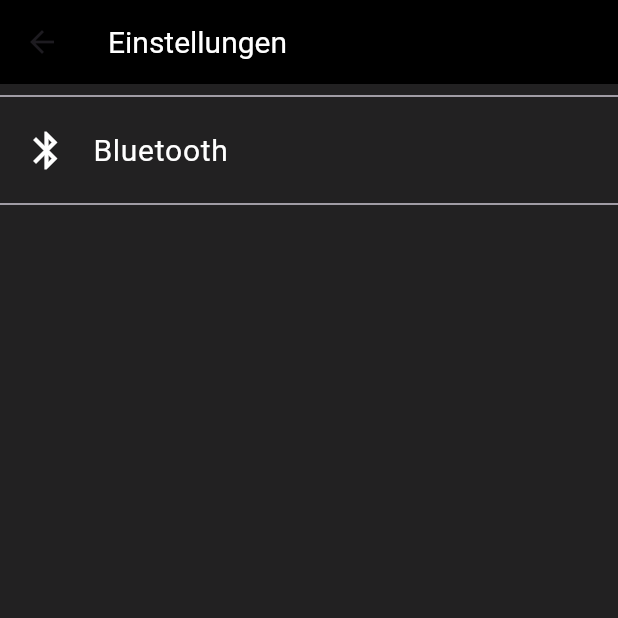
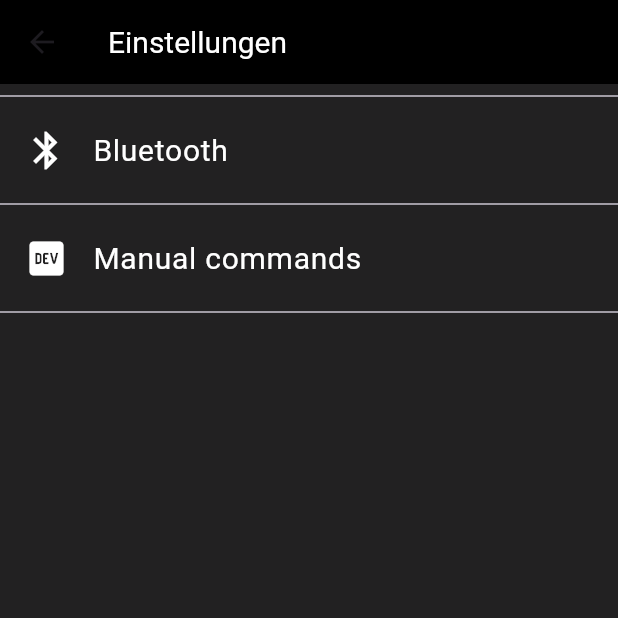
Before and after one commit to LouisVenhoff/CarOS, a Flutter app: the screen it shows after launch, after a tap on the "settings" icon, on a phone screen of 412 x 824 dp, the top half of it. Run offline on Flutter 3.47's test engine with Material 3 defaults, Android fonts, the phone set to English and light mode, and no system bars; our stand-ins replace flutter_bluetooth_serial, permission_handler.

```diff
--- a/lib/classes/deviceMount.dart
+++ b/lib/classes/deviceMount.dart
@@ -2,6 +2,6 @@
 
 class DeviceMount{
 
-  static OdbDevice? currentDevice = null;
+  static OdbDevice? currentDevice;
 
 }
--- a/lib/components/contentSection/settings/settingsPage.dart
+++ b/lib/components/contentSection/settings/settingsPage.dart
@@ -1,4 +1,5 @@
 import 'package:car_os/components/contentSection/settings/bluetooth/bluetoothSettings.dart';
+import 'package:car_os/components/contentSection/settings/manualMessenger/manualMessenger.dart';
 import 'package:flutter/material.dart';
 
 class SettingsPage extends StatefulWidget {
@@ -24,6 +25,13 @@
     );
   }
 
+  void _openManualMessenger(){
+    print("Opening Manual messenger!");
+    Navigator.of(context).push(
+      MaterialPageRoute(builder: (context) => ManualMessenger()),
+    );
+  }
+
   @override
   Widget build(BuildContext context) {
     return Scaffold(
@@ -38,6 +46,8 @@
               _buildSettingsElement(
                   "Bluetooth", Icons.bluetooth, () => {_openSettings()}),
               Divider(),
+              _buildSettingsElement("Manual commands", Icons.logo_dev_rounded, () => {_openManualMessenger()}),
+              Divider(),
             ])));
   }
 }
--- a/lib/components/telemetryDisplay/telemetryDisplay.dart
+++ b/lib/components/telemetryDisplay/telemetryDisplay.dart
@@ -1,3 +1,7 @@
+import 'dart:convert';
+import 'dart:typed_data';
+
+import 'package:car_os/classes/deviceMount.dart';
 import 'package:car_os/components/telemetryDisplay/genericInfo/genericInfo.dart';
 import 'package:car_os/components/telemetryDisplay/speedDisplay/speedDisplay.dart';
 import 'package:car_os/components/telemetryDisplay/warningLights/warningLights.dart';
@@ -15,9 +19,39 @@
   List<WarningLight> currentLights = [WarningLight.engineError];
 
   @override
+  void initState(){
+    startInitializing();
+  }
+
+  @override
+  void didUpdateWidget(covariant TelemetryDisplay oldWidget){
+    super.didUpdateWidget(oldWidget);
+    startInitializing();
+
+  }
+
+  void startInitializing() async {
+    if(DeviceMount.currentDevice != null){
+      String? data = await DeviceMount.currentDevice?.initializeAdapter();
+      ScaffoldMessenger.of(context).showSnackBar(
+      SnackBar(content: Text(data!)),
+    );
+    }
+    else{
+      print("Device ist null");
+    }
+  }
+
+  void message(String message){
+    ScaffoldMessenger.of(context).showSnackBar(
+      SnackBar(content: Text(message))
+    );
+  }
+
+  @override
   Widget build(BuildContext context) {
     return Container(
-      decoration: BoxDecoration(
+      decoration: const BoxDecoration(
         color: Colors.black,
         border: Border(
           right: BorderSide(
@@ -30,6 +64,7 @@
       width: 400,
       child: Column(
         children: [
+          FilledButton(child: Text("Initialize"), onPressed: () => {startInitializing()}),
           SpeedDisplay(),
           WarningLights(warnings: currentLights),
           GenericInfo(0, 0, 0, 0),
```
Also changed, not shown: lib/classes/odbDevice.dart (+50 -10 lines), lib/components/contentSection/settings/manualMessenger/manualMessenger.dart (added, +81 -0 lines).
